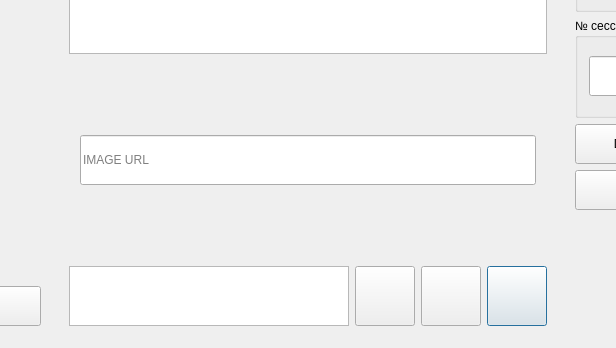
GregoryBaranov/ib_stream_service, file FreePolyCall_2019/PolyChat_app/mainwindow.ui: the form before one commit; both pictures show x 290 to 906 and y 353 to 701 of the 1167 by 701 pixel window.
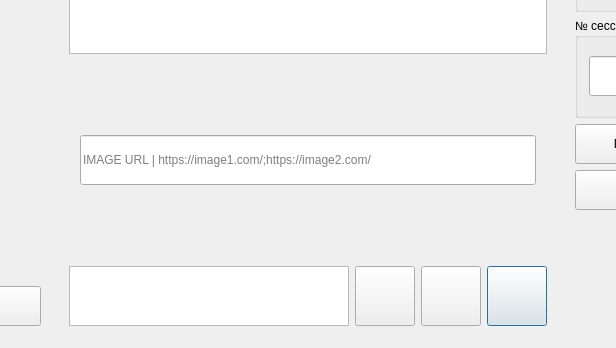
The form after the commit. Icons and pictures are not drawn.

Commit message: send url image

What changed in the file:
```diff
--- a/FreePolyCall_2019/PolyChat_app/mainwindow.ui
+++ b/FreePolyCall_2019/PolyChat_app/mainwindow.ui
@@ -101,7 +101,7 @@
               </size>
              </property>
              <property name="placeholderText">
-              <string>IMAGE URL</string>
+              <string>IMAGE URL | https://image1.com/;https://image2.com/</string>
              </property>
             </widget>
            </item>
```
The commit also changes 2 other files.
